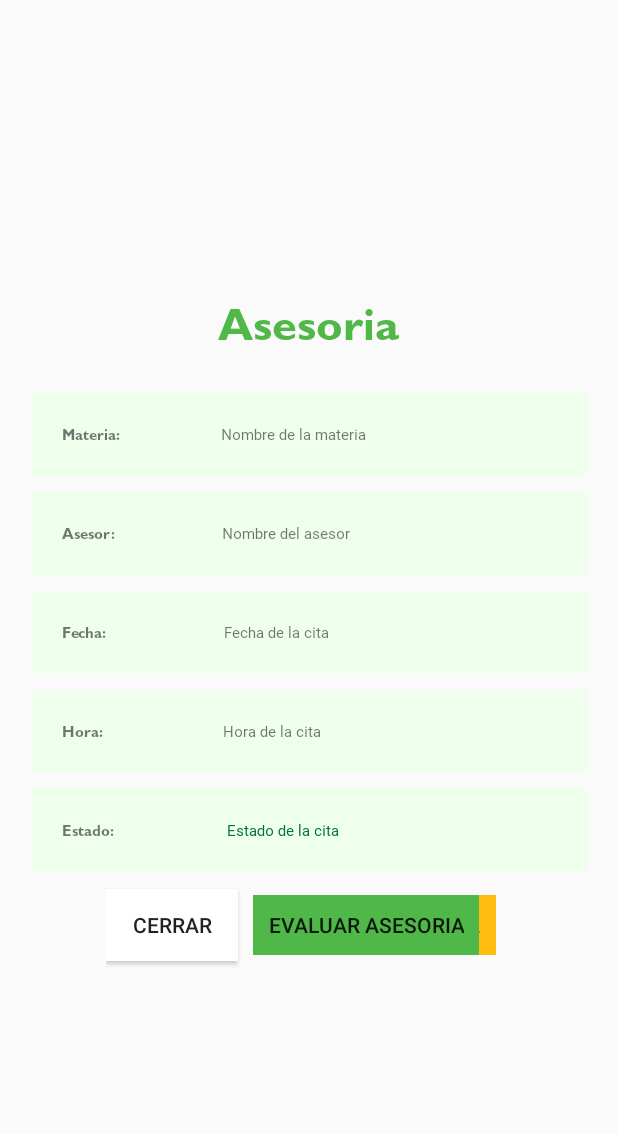
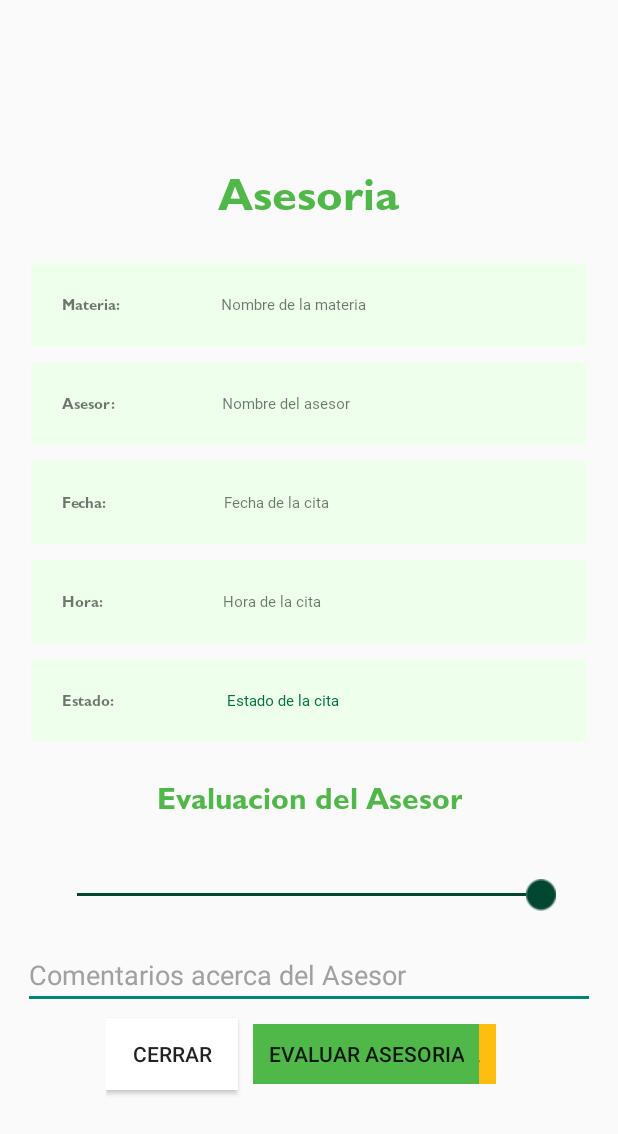
Before and after one commit to alondracv01/Asesorias-UABC, an Android app: the layout fragment_popup.xml on its own in the app's theme, with its tools: preview values and no code run, on a phone screen of 412 x 824 dp. Shown: the top 1134 px of the screen. Run offline under Robolectric (Android 15) with nearby library versions, the phone set to English and light mode, and no system bars.

Commit message:
evaluacion del asesor

```diff
--- a/app/src/main/java/com/hfad/asesoriasuabc/CitaListAdapter.java
+++ b/app/src/main/java/com/hfad/asesoriasuabc/CitaListAdapter.java
@@ -83,9 +83,6 @@ public class CitaListAdapter extends ArrayAdapter<Cita>{
                 detallesFragment.show(((AppCompatActivity)mContext).getFragmentManager(), "DetallesFragment");
             }
         });
-
-
-
         return convertView;
     }
 }
--- a/app/src/main/java/com/hfad/asesoriasuabc/Database/CitasDatabaseHelper.java
+++ b/app/src/main/java/com/hfad/asesoriasuabc/Database/CitasDatabaseHelper.java
@@ -71,6 +71,7 @@ public class CitasDatabaseHelper extends SQLiteOpenHelper {
                     + "HORA_INICIO TEXT,"
                     + "HORA_FIN TEXT,"
                     + "ESTADO TEXT);");
+            insertDatos(db, "1270673", "1270851", "Metodologia de la programacion", 25, 07, 2023,"13:00", "17:00", "FINALIZADA");
         }
     }
 }
--- a/app/src/main/res/layout/adapter_view_layout_citas.xml
+++ b/app/src/main/res/layout/adapter_view_layout_citas.xml
@@ -98,5 +98,6 @@
             android:background="@color/colorPrimaryLight"
             android:textSize="8dp"
             android:text="Cancelar / Evaluar" />
+
     </LinearLayout>
 </LinearLayout>
--- a/app/src/main/res/layout/fragment_popup.xml
+++ b/app/src/main/res/layout/fragment_popup.xml
@@ -176,6 +176,40 @@
                     android:textColor="@color/colorPrimary"
                     android:text="Estado de la cita" />
             </LinearLayout>
+
+            <TextView
+                android:id="@+id/evalTitulo"
+                android:layout_width="wrap_content"
+                android:layout_height="wrap_content"
+                android:gravity="center"
+                android:textSize="20dp"
+                android:layout_margin="20dp"
+                android:fontFamily="@font/gillsans_bold"
+                android:textColor="@color/colorPrimaryLight"
+                android:text="Evaluacion del Asesor" />
+
+            <SeekBar
+                android:id="@+id/evalAsesor"
+                android:layout_width="match_parent"
+                android:layout_height="wrap_content"
+                android:max="100"
+                android:layout_margin="20dp"
+                android:thumbTint="@color/colorPrimaryDark"
+                android:thumb="@drawable/img_1"
+                android:progressTint="@color/colorPrimaryDark"
+                android:progressBackgroundTint="@color/colorPrimaryDark"
+                android:progress="100" />
+
+            <EditText
+                android:id="@+id/comentariosAsesor"
+                android:layout_width="match_parent"
+                android:layout_height="wrap_content"
+                android:layout_gravity="center"
+                android:ems="10"
+                android:inputType="number"
+                android:hint="Comentarios acerca del Asesor"
+                android:textColorHint="@color/gray"  />
+
         </LinearLayout>
     </ScrollView>
 
--- a/app/src/main/res/values/colors.xml
+++ b/app/src/main/res/values/colors.xml
@@ -10,4 +10,5 @@
     <color name="accent">#20419A</color>
     <color name="white">#ffffff</color>
     <color name="black">#000000</color>
+    <color name="gray">#A0A0A0</color>
 </resources>
```
Also changed, not shown: app/src/main/java/com/hfad/asesoriasuabc/DetallesFragment.java (+28 -0 lines), app/src/main/res/drawable/cimarron2.png (added), app/src/main/res/drawable/img.png (added), app/src/main/res/drawable/img_1.png (added).
